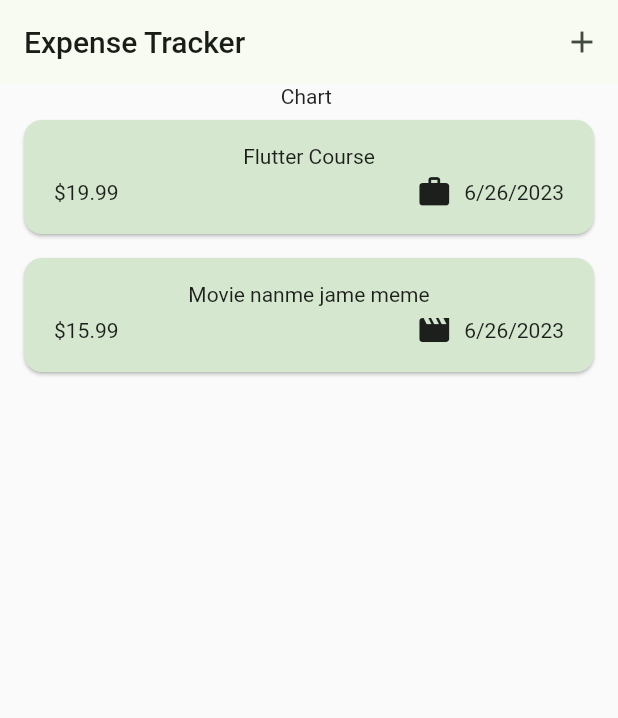
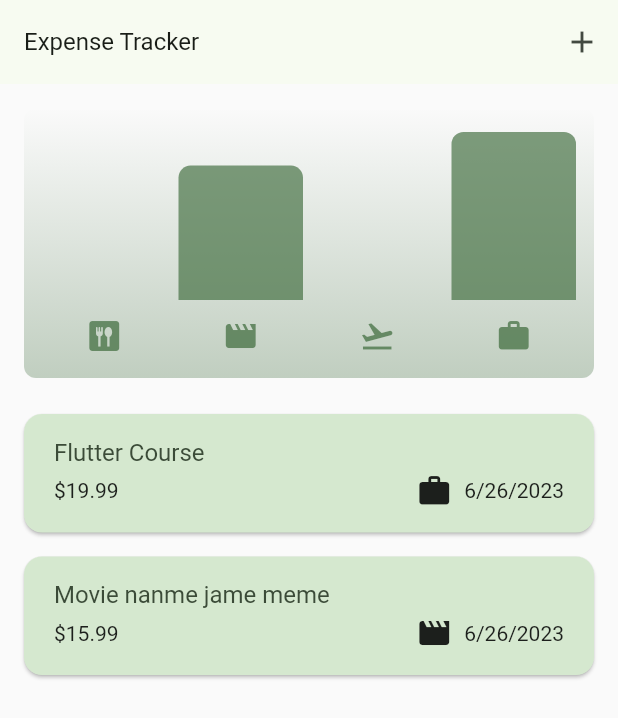
Before and after one commit to ismailariyan/expense_tracker, a Flutter app: the screen it shows after launch, on a phone screen of 412 x 824 dp. Shown: the top 718 px of the screen. Run offline on Flutter 3.47's test engine with Material 2 defaults, Android fonts, the phone set to English and light mode, and no system bars.

Commit message:
added the chat bar

```diff
--- a/lib/main.dart
+++ b/lib/main.dart
@@ -2,17 +2,36 @@ import 'widgets/expenses.dart';
 import 'package:flutter/material.dart';
 
 var kColorScheme = ColorScheme.fromSeed(seedColor: Colors.green);
-
+var kDarkColorScheme = ColorScheme.fromSeed(
+    brightness: Brightness.dark,
+    seedColor: const Color.fromARGB(255, 26, 93, 30));
 void main(List<String> args) {
   runApp(
     MaterialApp(
+      darkTheme: ThemeData.dark().copyWith(
+        useMaterial3: true,
+        colorScheme: kDarkColorScheme,
+        cardTheme: const CardTheme().copyWith(
+          color: kDarkColorScheme.secondaryContainer,
+          margin: const EdgeInsets.symmetric(
+            horizontal: 16,
+            vertical: 8,
+          ),
+        ),
+        elevatedButtonTheme: ElevatedButtonThemeData(
+          style: ElevatedButton.styleFrom(
+            backgroundColor: kDarkColorScheme.primaryContainer,
+            foregroundColor: kDarkColorScheme.onPrimaryContainer,
+          ),
+        ),
+      ),
       theme: ThemeData().copyWith(
         useMaterial3: true,
         colorScheme: kColorScheme,
-        appBarTheme: AppBarTheme().copyWith(
-            // backgroundColor: kColorScheme.onPrimaryContainer,
-            // foregroundColor: kColorScheme.primaryContainer,
-            ),
+        appBarTheme: const AppBarTheme().copyWith(
+          // backgroundColor: kColorScheme.onPrimaryContainer,
+          // foregroundColor: kColorScheme.primaryContainer,
+        ),
         cardTheme: const CardTheme().copyWith(
           color: kColorScheme.secondaryContainer,
           margin: const EdgeInsets.symmetric(horizontal: 16, vertical: 8),
@@ -20,8 +39,16 @@ void main(List<String> args) {
         elevatedButtonTheme: ElevatedButtonThemeData(
           style: ElevatedButton.styleFrom(
             backgroundColor: kColorScheme.primaryContainer,
+            foregroundColor: kColorScheme.onPrimaryContainer,
           ),
         ),
+        textTheme: ThemeData().textTheme.copyWith(
+              titleLarge: TextStyle(
+                fontWeight: FontWeight.normal,
+                color: kColorScheme.onSecondaryContainer,
+                fontSize: 16,
+              ),
+            ),
       ),
       debugShowCheckedModeBanner: false,
       home: const Expenses(),
--- a/lib/models/expense.dart
+++ b/lib/models/expense.dart
@@ -2,7 +2,8 @@ import 'package:flutter/material.dart';
 import 'package:intl/intl.dart';
 import 'package:uuid/uuid.dart';
 
-final formatter  = DateFormat.yMd(); // here we are using the intl package to formate the date into a better way
+final formatter = DateFormat
+    .yMd(); // here we are using the intl package to formate the date into a better way
 const uuid = Uuid();
 
 enum Category { food, travel, leisure, work }
@@ -28,7 +29,30 @@ class Expense {
   final double amount;
   final DateTime date;
   final Category category;
- String get formattedDate{
-  return formatter.format(date);
- }
+  String get formattedDate {
+    return formatter.format(date);
+  }
 }
+
+class ExpenseBucket {
+  const ExpenseBucket({
+    required this.category,
+    required this.expenses,
+  });
+
+  ExpenseBucket.forCategory(List<Expense> allExpenses, this.category)
+      : expenses = allExpenses
+            .where((expense) => expense.category == category)
+            .toList(); // how to write atlernative consturctor to the default constructor
+  final Category category;
+  final List<Expense> expenses;
+
+  double get totalExpenses {
+    double sum = 0;
+
+    for (final expense in expenses) {
+      sum += expense.amount;
+    }
+    return sum;
+  }
+}
--- /dev/null
+++ b/lib/widgets/chart/chart.dart
@@ -0,0 +1,95 @@
+import 'package:flutter/material.dart';
+
+import 'package:expense_tracker/widgets/chart/chart_bar.dart';
+import 'package:expense_tracker/models/expense.dart';
+
+class Chart extends StatelessWidget {
+  const Chart({super.key, required this.expenses});
+
+  final List<Expense> expenses;
+
+  List<ExpenseBucket> get buckets {
+    return [
+      ExpenseBucket.forCategory(expenses, Category.food),
+      ExpenseBucket.forCategory(expenses, Category.leisure),
+      ExpenseBucket.forCategory(expenses, Category.travel),
+      ExpenseBucket.forCategory(expenses, Category.work),
+    ];
+  }
+
+  double get maxTotalExpense {
+    double maxTotalExpense = 0;
+
+    for (final bucket in buckets) {
+      if (bucket.totalExpenses > maxTotalExpense) {
+        maxTotalExpense = bucket.totalExpenses;
+      }
+    }
+
+    return maxTotalExpense;
+  }
+
+  @override
+  Widget build(BuildContext context) {
+    final isDarkMode =
+        MediaQuery.of(context).platformBrightness == Brightness.dark;
+    return Container(
+      margin: const EdgeInsets.all(16),
+      padding: const EdgeInsets.symmetric(
+        vertical: 16,
+        horizontal: 8,
+      ),
+      width: double.infinity,
+      height: 180,
+      decoration: BoxDecoration(
+        borderRadius: BorderRadius.circular(8),
+        gradient: LinearGradient(
+          colors: [
+            Theme.of(context).colorScheme.primary.withOpacity(0.3),
+            Theme.of(context).colorScheme.primary.withOpacity(0.0)
+          ],
+          begin: Alignment.bottomCenter,
+          end: Alignment.topCenter,
+        ),
+      ),
+      child: Column(
+        children: [
+          Expanded(
+            child: Row(
+              crossAxisAlignment: CrossAxisAlignment.end,
+              children: [
+                for (final bucket in buckets) // alternative to map()
+                  ChartBar(
+                    fill: bucket.totalExpenses == 0
+                        ? 0
+                        : bucket.totalExpenses / maxTotalExpense,
+                  )
+              ],
+            ),
+          ),
+          const SizedBox(height: 12),
+          Row(
+            children: buckets
+                .map(
+                  (bucket) => Expanded(
+                    child: Padding(
+                      padding: const EdgeInsets.symmetric(horizontal: 4),
+                      child: Icon(
+                        categoryIcons[bucket.category],
+                        color: isDarkMode
+                            ? Theme.of(context).colorScheme.secondary
+                            : Theme.of(context)
+                                .colorScheme
+                                .primary
+                                .withOpacity(0.7),
+                      ),
+                    ),
+                  ),
+                )
+                .toList(),
+          )
+        ],
+      ),
+    );
+  }
+}
--- /dev/null
+++ b/lib/widgets/chart/chart_bar.dart
@@ -0,0 +1,35 @@
+/// The ChartBar class is a stateless widget that displays a bar chart with a fill percentage.
+import 'package:flutter/material.dart';
+
+class ChartBar extends StatelessWidget {
+  const ChartBar({
+    super.key,
+    required this.fill,
+  });
+
+  final double fill;
+
+  @override
+  Widget build(BuildContext context) {
+    final isDarkMode =
+        MediaQuery.of(context).platformBrightness == Brightness.dark;
+    return Expanded(
+      child: Padding(
+        padding: const EdgeInsets.symmetric(horizontal: 4),
+        child: FractionallySizedBox(
+          heightFactor: fill,
+          child: DecoratedBox(
+            decoration: BoxDecoration(
+              shape: BoxShape.rectangle,
+              borderRadius:
+                  const BorderRadius.vertical(top: Radius.circular(8)),
+              color: isDarkMode
+                  ? Theme.of(context).colorScheme.secondary
+                  : Theme.of(context).colorScheme.primary.withOpacity(0.65),
+            ),
+          ),
+        ),
+      ),
+    );
+  }
+}
--- a/lib/widgets/expenses.dart
+++ b/lib/widgets/expenses.dart
@@ -2,6 +2,7 @@ import 'expenses_list/expenses_list.dart';
 import 'new_expense.dart';
 import 'package:flutter/material.dart';
 import '../models/expense.dart';
+import 'chart/chart.dart';
 
 class Expenses extends StatefulWidget {
   const Expenses({super.key});
@@ -36,6 +37,11 @@ class _ExpensesState extends State<Expenses> {
     });
   }
 
+/// This function removes an expense from a list and displays a snackbar with an undo option.
+///
+/// Args:
+///   expense (Expense): an object of the Expense class that needs to be removed from the list of
+/// registered expenses.
   void _removeExpense(Expense expense) {
     final expenseIndex = _registeredExpenses.indexOf(expense);
     setState(() {
@@ -58,6 +64,19 @@ class _ExpensesState extends State<Expenses> {
     );
   }
 
+ /// This function builds the main content of an expense tracker app, including an expenses list and a
+ /// chart, and allows users to add new expenses.
+ ///
+ /// Args:
+ ///   context (BuildContext): The BuildContext is a handle to the location of a widget in the widget
+ /// tree. It is used by the framework to locate and update the widget. It is passed as a parameter to
+ /// the build() method of a widget.
+ ///
+ /// Returns:
+ ///   A `Scaffold` widget with an `AppBar` and a `Column` as its body. The `AppBar` contains an
+ /// `IconButton` to open an overlay for adding expenses and a `Text` widget as its title. The `Column`
+ /// contains a `Chart` widget and an `Expanded` widget with either a `Center` widget displaying a
+ /// message or an `ExpensesList` widget
   @override
   Widget build(BuildContext context) {
     Widget mainContent = const Center(
@@ -76,7 +95,7 @@ class _ExpensesState extends State<Expenses> {
         title: const Text('Expense Tracker'),
       ),
       body: Column(
-        children: [const Text('Chart '), Expanded(child: mainContent)],
+        children: [Chart(expenses: _registeredExpenses), Expanded(child: mainContent)],
       ),
     );
   }
--- a/lib/widgets/expenses_list/expense_item.dart
+++ b/lib/widgets/expenses_list/expense_item.dart
@@ -13,8 +13,9 @@ class ExpenseItem extends StatelessWidget {
           vertical: 16,
         ),
         child: Column(
+          crossAxisAlignment: CrossAxisAlignment.start,
           children: [
-            Text(expense.title),
+            Text(expense.title,style:Theme.of(context).textTheme.titleLarge ,), // this is accessing the theme we setup in the main.dart file
             const SizedBox(height: 4),
             Row(
               children: [
--- a/lib/widgets/expenses_list/expenses_list.dart
+++ b/lib/widgets/expenses_list/expenses_list.dart
@@ -3,7 +3,8 @@ import 'expense_item.dart';
 import 'package:flutter/material.dart';
 
 class ExpensesList extends StatelessWidget {
-  const ExpensesList({super.key, required this.expenses, required this.onRemoveExpense});
+  const ExpensesList(
+      {super.key, required this.expenses, required this.onRemoveExpense});
   final List<Expense> expenses;
   final void Function(Expense expense) onRemoveExpense;
 
@@ -13,7 +14,12 @@ class ExpensesList extends StatelessWidget {
       // the builder widget builds widgets only when they are need to improve performance
       itemCount: expenses.length,
       itemBuilder: (ctx, index) => Dismissible(
-        onDismissed: (direction){
+        background: Container(
+          color: Theme.of(context).colorScheme.error.withOpacity(0.75),
+          margin: EdgeInsets.symmetric(
+              horizontal: Theme.of(context).cardTheme.margin!.horizontal),
+        ),
+        onDismissed: (direction) {
           onRemoveExpense(expenses[index]);
         },
         key: ValueKey(expenses[index]),
```
